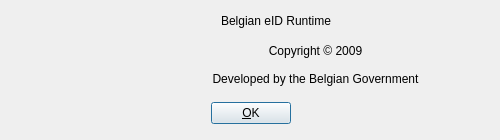
This is eid-mw/_src/eidmw/eidgui/dlgAbout.ui in yuri-moens/eid-mw as Qt 5 draws it before an edit. The edited form follows.
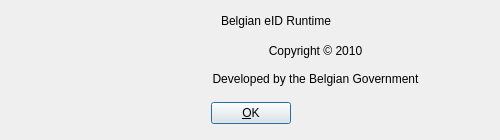
This is the edited form. Icons and pictures are not drawn.

Commit message: Updated copyright notice in the about box to 2010

```diff
--- a/eid-mw/_src/eidmw/eidgui/dlgAbout.ui
+++ b/eid-mw/_src/eidmw/eidgui/dlgAbout.ui
@@ -112,7 +112,7 @@
     </rect>
    </property>
    <property name="text">
-    <string>Copyright © 2009</string>
+    <string>Copyright © 2010</string>
    </property>
    <property name="alignment">
     <set>Qt::AlignCenter</set>
```
The commit also changes 8 other files.
